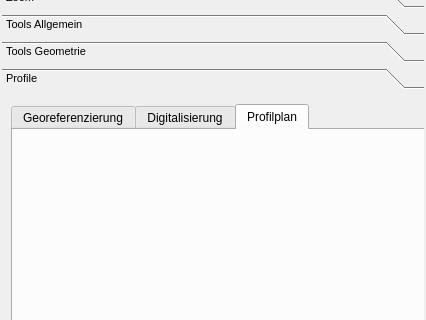
Landesamt-fuer-Archaeologie-Sachsen/Tachy2GIS_arch, file t2g_arch_dockwidget_base.ui: the form before one commit; both pictures show x 0 to 426 and y 109 to 429 of the 426 by 937 pixel window.
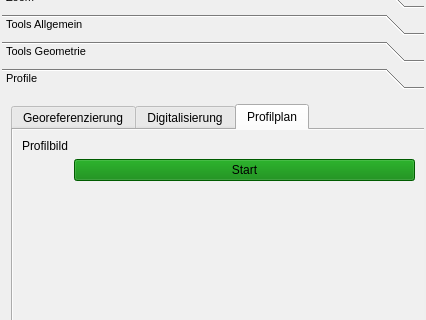
The form after the commit. The open tabs and pages were chosen to show the change. Icons and pictures are not drawn. Custom widgets are drawn as their Qt base class.

Diff of the .ui file:
```diff
--- a/t2g_arch_dockwidget_base.ui
+++ b/t2g_arch_dockwidget_base.ui
@@ -2347,10 +2347,47 @@
             </item>
            </layout>
           </widget>
-          <widget class="QWidget" name="tab">
+          <widget class="QWidget" name="profilePlan">
+           <property name="styleSheet">
+            <string notr="true">#profilePlan{
+	background-color:  rgb(240,240,240)
+}</string>
+           </property>
            <attribute name="title">
             <string>Profilplan</string>
            </attribute>
+           <layout class="QFormLayout" name="formLayout_7">
+            <item row="0" column="0">
+             <widget class="QLabel" name="label_36">
+              <property name="text">
+               <string>Profilbild</string>
+              </property>
+             </widget>
+            </item>
+            <item row="0" column="1">
+             <widget class="QgsFileWidget" name="profilePlanSelect">
+              <property name="sizePolicy">
+               <sizepolicy hsizetype="Preferred" vsizetype="Preferred">
+                <horstretch>0</horstretch>
+                <verstretch>0</verstretch>
+               </sizepolicy>
+              </property>
+              <property name="styleSheet">
+               <string notr="true"/>
+              </property>
+             </widget>
+            </item>
+            <item row="1" column="1">
+             <widget class="QPushButton" name="startPlanBtn">
+              <property name="styleSheet">
+               <string notr="true">background-color : green</string>
+              </property>
+              <property name="text">
+               <string>Start</string>
+              </property>
+             </widget>
+            </item>
+           </layout>
           </widget>
          </widget>
         </item>
```
Left out of the diff: 30 changed lines with no effect on the pictures.
